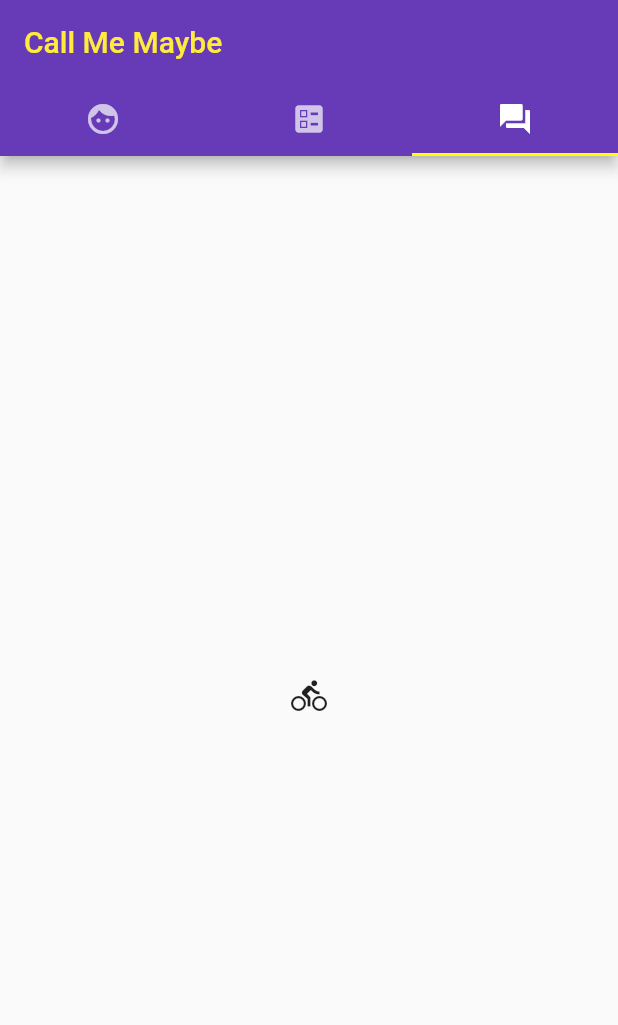
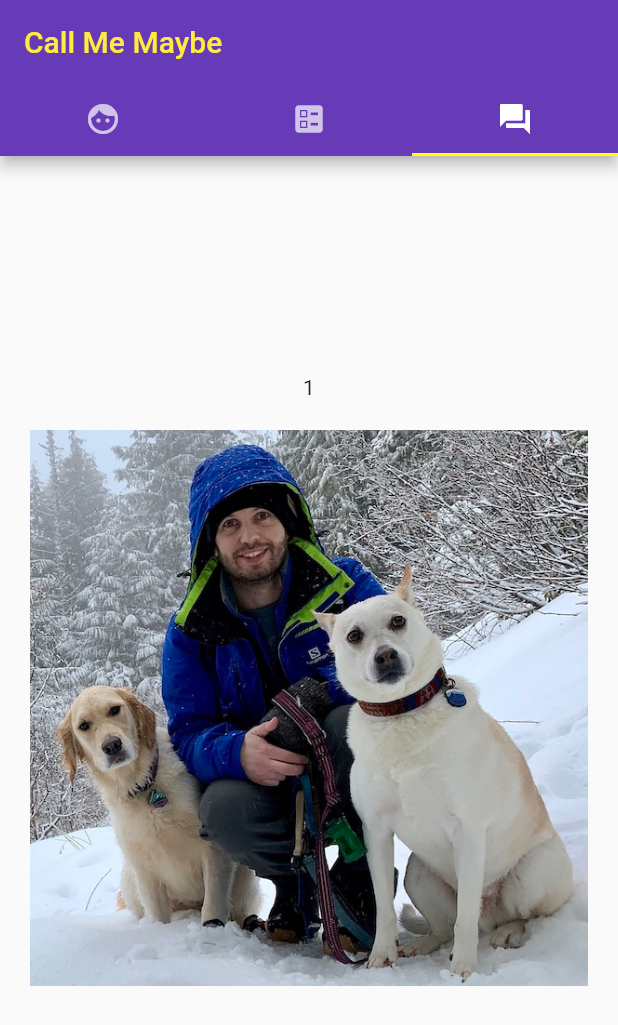
Before and after one commit to pstumbaugh/CallMeMaybe, a Flutter app: the screen it shows after launch, tab 3 chosen, on a phone screen of 412 x 824 dp. Shown: the top 1025 px of the screen. Run offline on Flutter 3.47's test engine with Material 2 defaults, Android fonts, the phone set to English and light mode, and no system bars; missing offline and left inert: email_launcher.

Commit message:
added stateful widget Question

```diff
--- a/project3/lib/imports.dart
+++ b/project3/lib/imports.dart
@@ -5,3 +5,6 @@ export 'package:url_launcher/url_launcher.dart';
 export 'package:email_launcher/email_launcher.dart';
 export 'Styles.dart';
 export 'profile.dart';
+export 'question.dart';
+export 'dart:math';
+export './models/die.dart';
--- a/project3/lib/mainScreen.dart
+++ b/project3/lib/mainScreen.dart
@@ -26,7 +26,7 @@ class mainScreen extends StatelessWidget {
       children: [
         Profile(),
         Icon(Icons.directions_transit),
-        Icon(Icons.directions_bike),
+        Question(),
       ],
     );
   }
--- /dev/null
+++ b/project3/lib/models/die.dart
@@ -0,0 +1,15 @@
+import '../imports.dart';
+
+class Die {
+  final Random random = Random();
+  final int numberOfSides;
+  int _currentValue = 1;
+
+  Die({this.numberOfSides = 4});
+
+  int get currentValue => _currentValue;
+
+  void roll() {
+    _currentValue = random.nextInt(numberOfSides) + 1;
+  }
+}
--- /dev/null
+++ b/project3/lib/question.dart
@@ -0,0 +1,29 @@
+import 'imports.dart';
+
+class Question extends StatefulWidget {
+  @override
+  _QuestionState createState() => _QuestionState();
+}
+
+class _QuestionState extends State<Question> {
+  final die = Die(numberOfSides: 20);
+
+  Widget build(BuildContext context) {
+    return Column(
+      mainAxisAlignment: MainAxisAlignment.center,
+      children: [
+        Text('${die.currentValue}'),
+        Padding(
+          padding: EdgeInsets.all(20),
+          child: GestureDetector(
+              onTap: () {
+                setState(() {
+                  die.roll();
+                });
+              },
+              child: Image.asset('assets/profilePic.jpg')),
+        )
+      ],
+    );
+  }
+}
```
